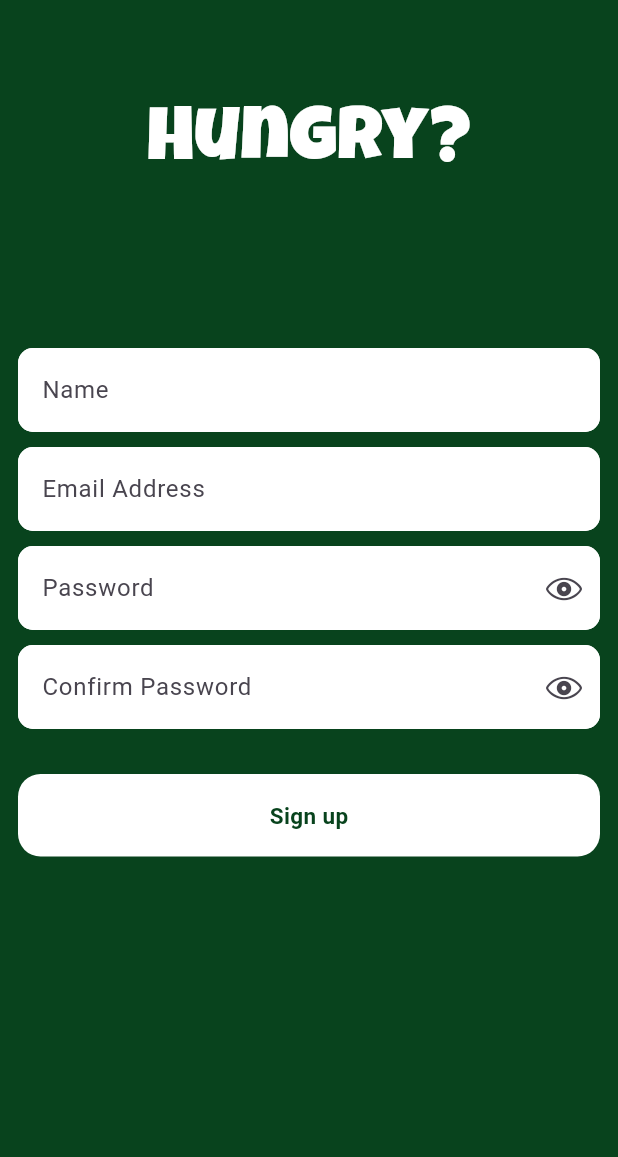
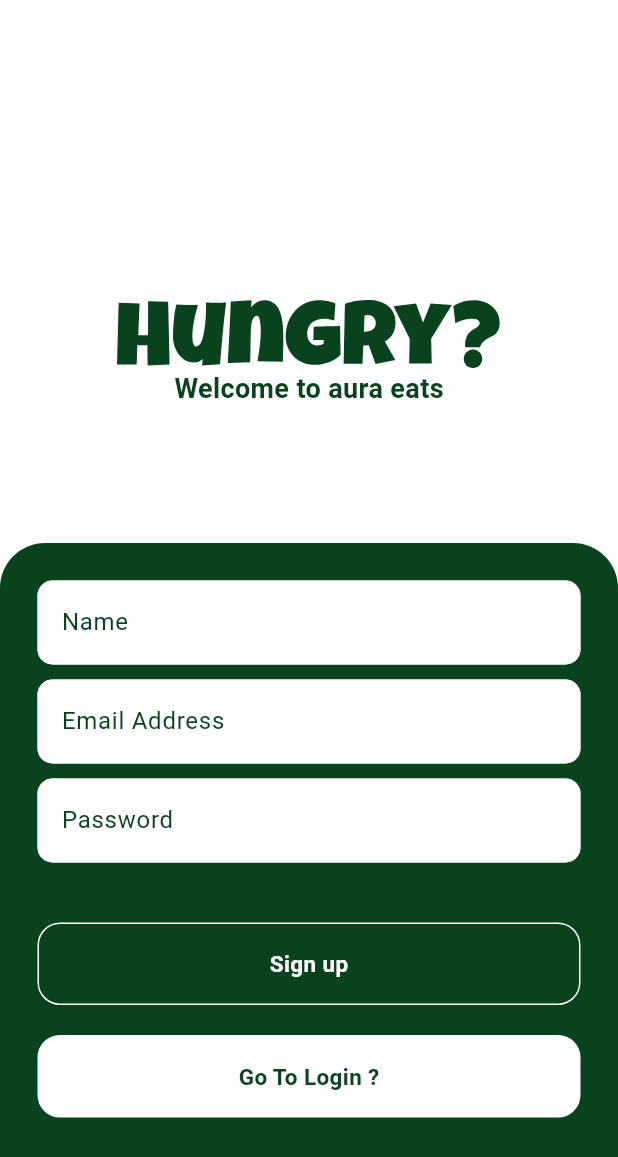
Before and after one commit to Mostafaghozy/AuraEats, a Flutter app: the SignupView screen opened directly, on a phone screen of 412 x 824 dp. Shown: the top 1157 px of the screen. Run offline on Flutter 3.47's test engine with Material 3 defaults, Android fonts, the phone set to English and light mode, and no system bars; our stand-ins replace flutter_svg, gap, lottie.

Commit message:
improve button UI design

```diff
--- a/lib/features/auth/views/signup_view.dart
+++ b/lib/features/auth/views/signup_view.dart
@@ -1,10 +1,12 @@
 import 'package:aura_eats/core/constants/app_colors.dart';
 import 'package:aura_eats/core/constants/app_strings.dart';
+import 'package:aura_eats/features/auth/views/login_view.dart';
 import 'package:aura_eats/features/auth/widgets/custom_btn.dart';
 import 'package:aura_eats/shared/custom_text.dart';
 import 'package:aura_eats/shared/custom_textField.dart';
 import 'package:flutter/cupertino.dart';
 import 'package:flutter/material.dart';
+import 'package:flutter_svg/svg.dart';
 import 'package:gap/gap.dart';
 
 class SignupView extends StatelessWidget {
@@ -15,21 +17,43 @@ class SignupView extends StatelessWidget {
     TextEditingController emailController = TextEditingController();
     TextEditingController nameController = TextEditingController();
     TextEditingController passController = TextEditingController();
-    TextEditingController confirmController = TextEditingController();
     final GlobalKey<FormState> formKey = GlobalKey<FormState>();
     return Scaffold(
-      backgroundColor: AppColors.primary,
+      backgroundColor: Colors.white,
       body: Center(
-        child: Padding(
-          padding: const EdgeInsets.symmetric(horizontal: 12),
         child: Form(
           key: formKey,
           child: Column(
             children: [
-                Gap(60),
-                AppStrings.logoText(),
-                Gap(100),
+              Gap(200),
+              SvgPicture.asset(
+                "assets/logo/Hungry_.svg",
+                color: AppColors.primary,
+              ),
+              Text(
+                "Welcome to aura eats",
+                style: TextStyle(
+                  color: AppColors.primary,
+                  fontSize: 18,
+                  fontWeight: FontWeight.bold,
+                ),
+              ),
 
+              Gap(90),
+
+              Expanded(
+                child: Container(
+                  padding: EdgeInsets.all(25),
+                  decoration: BoxDecoration(
+                    color: AppColors.primary,
+                    borderRadius: BorderRadius.only(
+                      topLeft: Radius.circular(30),
+                      topRight: Radius.circular(30),
+                    ),
+                  ),
+
+                  child: Column(
+                    children: [
                       CustomTextfield(
                         hint: "Name",
                         isPassword: false,
@@ -49,11 +73,6 @@ class SignupView extends StatelessWidget {
                       ),
                       Gap(10),
 
-                CustomTextfield(
-                  hint: "Confirm Password",
-                  isPassword: true,
-                  controller: confirmController,
-                ),
                       Gap(30),
                       CustomAuthBtn(
                         text: "Sign up",
@@ -63,8 +82,23 @@ class SignupView extends StatelessWidget {
                           }
                         },
                       ),
+                      Gap(20),
+                      CustomAuthBtn(
+                        text: "Go To Login ?",
+                        color: Colors.white,
+                        textColor: AppColors.primary,
+                        onTap: () {
+                          Navigator.push(
+                            context,
+                            MaterialPageRoute(builder: (c) => LoginView()),
+                          );
+                        },
+                      ),
                     ],
                   ),
+                ),
+              ),
+            ],
           ),
         ),
       ),
--- a/lib/features/auth/widgets/custom_btn.dart
+++ b/lib/features/auth/widgets/custom_btn.dart
@@ -4,9 +4,17 @@ import 'package:flutter/cupertino.dart';
 import 'package:flutter/material.dart';
 
 class CustomAuthBtn extends StatelessWidget {
-  const CustomAuthBtn({super.key, this.onTap, required this.text});
+  const CustomAuthBtn({
+    super.key,
+    this.onTap,
+    required this.text,
+    this.color,
+    this.textColor,
+  });
   final Function()? onTap;
   final String text;
+  final Color? color;
+  final Color? textColor;
   @override
   Widget build(BuildContext context) {
     return GestureDetector(
@@ -15,14 +23,15 @@ class CustomAuthBtn extends StatelessWidget {
         height: 55,
         width: double.infinity,
         decoration: BoxDecoration(
-          color: Colors.white,
+          color: color ?? AppColors.primary,
+          border: Border.all(color: Colors.white),
           borderRadius: BorderRadius.circular(15),
         ),
         child: Center(
           child: CustomText(
             text: text,
             weight: FontWeight.bold,
-            color: AppColors.primary,
+            color: textColor ?? Colors.white,
             size: 15,
           ),
         ),
--- a/lib/main.dart
+++ b/lib/main.dart
@@ -2,7 +2,7 @@ import 'package:aura_eats/features/auth/views/login_view.dart';
 import 'package:aura_eats/features/auth/views/signup_view.dart';
 import 'package:aura_eats/features/home/views/home_view.dart';
 import 'package:aura_eats/root.dart';
-import 'package:aura_eats/splash_screen.dart';
+import 'package:aura_eats/splash_view.dart';
 import 'package:flutter/material.dart';
 
 void main() {
@@ -16,7 +16,7 @@ class MyApp extends StatelessWidget {
     return MaterialApp(
       debugShowCheckedModeBanner: false,
       theme: ThemeData(scaffoldBackgroundColor: Colors.white),
-      home: Root(),
+      home: SignupView(),
     );
   }
 }
--- a/lib/shared/custom_textField.dart
+++ b/lib/shared/custom_textField.dart
@@ -35,6 +35,7 @@ class _CustomTextfieldState extends State<CustomTextfield> {
   Widget build(BuildContext context) {
     return TextFormField(
       cursorColor: AppColors.primary,
+
       cursorHeight: 20,
       obscureText: _obscureText,
       controller: widget.controller,
@@ -48,7 +49,7 @@ class _CustomTextfieldState extends State<CustomTextfield> {
         suffixIcon: widget.isPassword
             ? GestureDetector(
                 onTap: _togglePassword,
-                child: Icon(CupertinoIcons.eye),
+                child: Icon(CupertinoIcons.eye, color: Colors.white),
               )
             : null,
 
@@ -61,6 +62,7 @@ class _CustomTextfieldState extends State<CustomTextfield> {
           borderRadius: BorderRadius.circular(10),
         ),
         hintText: widget.hint,
+        hintStyle: TextStyle(color: AppColors.primary),
         fillColor: Colors.white,
         filled: true,
       ),
```
Also changed, not shown: lib/splash_screen.dart (deleted, +0 -16 lines), lib/splash_view.dart (added, +116 -0 lines), assets/splash/LOGO2.png (deleted). Lines whose indentation alone changed are shown as unchanged.
